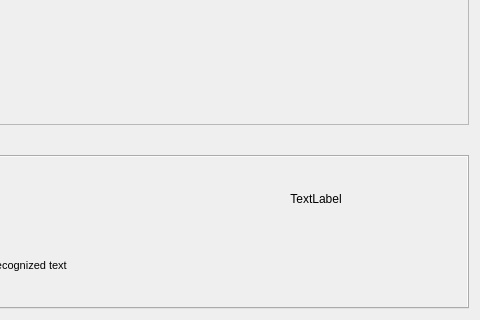
Before: the Qt Designer form LicensePlateExtractor/mainwindow.ui in dworak/licence-plate-extractor, drawn with Qt 5; both pictures show x 679 to 1159 and y 145 to 465 of the 1159 by 465 pixel window.
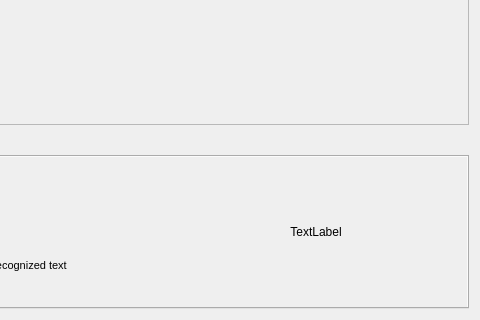
After: the same form once the commit is applied. Icons and pictures are not drawn. Custom widgets are drawn as their Qt base class.

What changed in the file:
```diff
--- a/LicensePlateExtractor/mainwindow.ui
+++ b/LicensePlateExtractor/mainwindow.ui
@@ -651,8 +651,8 @@
                <rect>
                 <x>0</x>
                 <y>0</y>
-                <width>798</width>
-                <height>188</height>
+                <width>766</width>
+                <height>184</height>
                </rect>
               </property>
               <layout class="QGridLayout" name="gridLayout">
@@ -685,7 +685,7 @@
                  </property>
                 </widget>
                </item>
-               <item row="0" column="2">
+               <item row="0" column="2" rowspan="2">
                 <widget class="QLabel" name="bestrecognition">
                  <property name="text">
                   <string>TextLabel</string>
```
Left out of the diff: 8 changed lines with no effect on the pictures.
